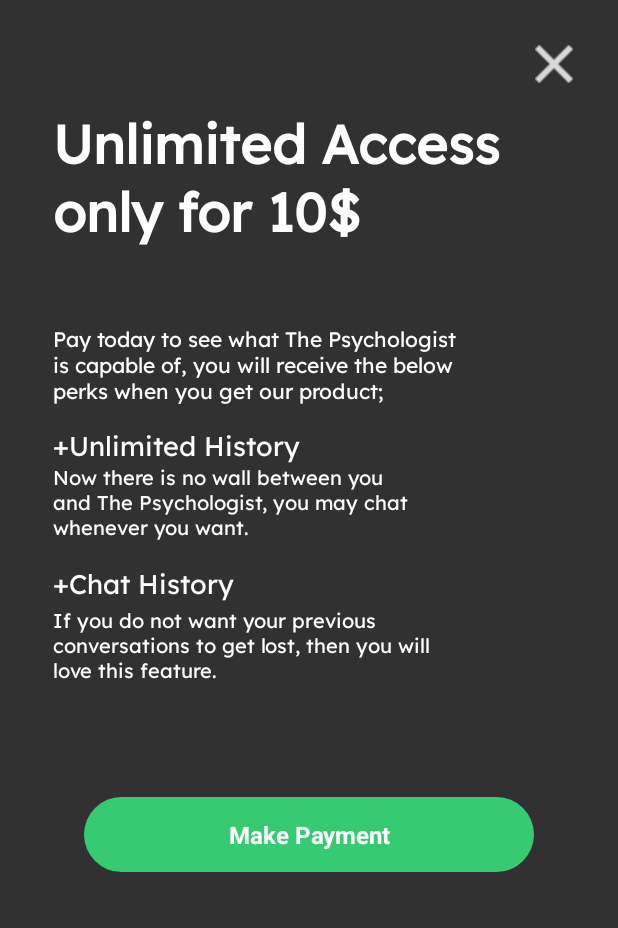
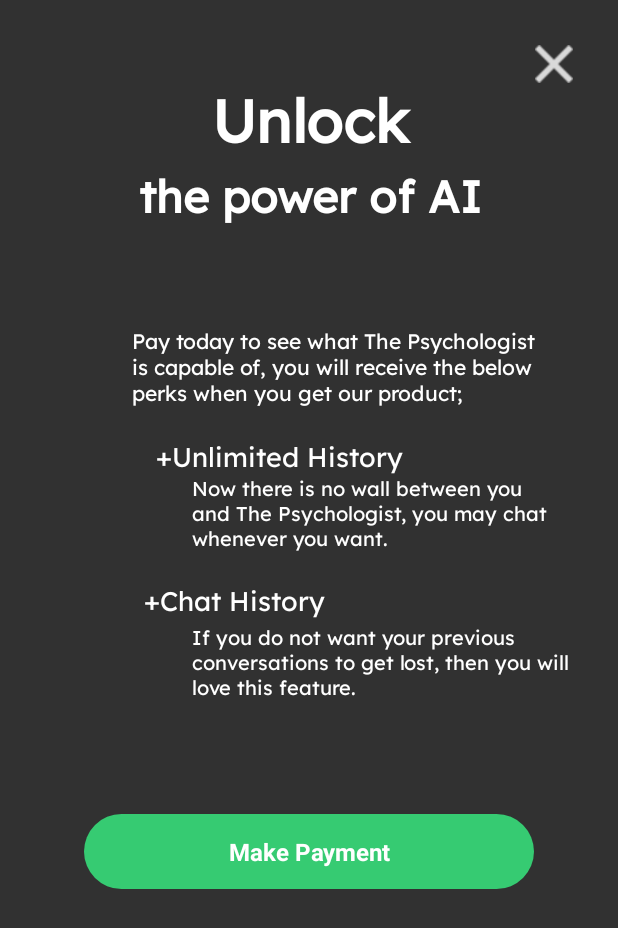
Before and after one commit to FatihUtkuKara/ThePsychologist, an Android app: the PayActivity screen opened directly, with no data from a screen before it, on a phone screen of 412 x 824 dp. Shown: the top 928 px of the screen. Run offline under Robolectric (Android 15) with nearby library versions, the phone set to English and light mode, and no system bars; libraries missing offline, so code that uses them is left out: com.android.billingclient.

Commit message:
add new icons for pay activity

```diff
--- a/app/src/main/AndroidManifest.xml
+++ b/app/src/main/AndroidManifest.xml
@@ -4,6 +4,8 @@
 
     <uses-permission android:name="android.permission.INTERNET" />
     <uses-permission android:name="android.permission.ACCESS_NETWORK_STATE" />
+    <uses-permission android:name="com.android.vending.BILLING" />
+
 
     <application
         android:allowBackup="true"
--- a/app/src/main/res/layout/activity_pay.xml
+++ b/app/src/main/res/layout/activity_pay.xml
@@ -8,11 +8,29 @@
     android:background="#313131">
 
     <TextView
+        android:id="@+id/textView4"
+        android:layout_width="348dp"
+        android:layout_height="wrap_content"
+        android:layout_marginStart="32dp"
+        android:layout_marginTop="4dp"
+        android:layout_marginEnd="31dp"
+        android:fontFamily="@font/lexend"
+        android:gravity="center"
+        android:text="the power of AI"
+        android:textColor="@color/white"
+        android:textColorLink="@color/white"
+        android:textSize="30sp"
+        android:textStyle="bold"
+        app:layout_constraintEnd_toEndOf="parent"
+        app:layout_constraintStart_toStartOf="parent"
+        app:layout_constraintTop_toBottomOf="@+id/textView" />
+
+    <TextView
         android:id="@+id/textView7"
         android:layout_width="251dp"
         android:layout_height="wrap_content"
-        android:layout_marginStart="35dp"
-        android:layout_marginTop="14dp"
+        android:layout_marginStart="104dp"
+        android:layout_marginTop="20dp"
         android:fontFamily="@font/lexend"
         android:text="+Unlimited History"
         android:textColor="@color/white"
@@ -25,7 +43,7 @@
         android:id="@+id/textView3"
         android:layout_width="251dp"
         android:layout_height="wrap_content"
-        android:layout_marginStart="35dp"
+        android:layout_marginStart="128dp"
         android:fontFamily="@font/lexend"
         android:text="Now there is no wall between you and The Psychologist, you may chat whenever you want."
         android:textColor="@color/white"
@@ -38,7 +56,7 @@
         android:id="@+id/textView5"
         android:layout_width="251dp"
         android:layout_height="wrap_content"
-        android:layout_marginStart="35dp"
+        android:layout_marginStart="128dp"
         android:layout_marginTop="3dp"
         android:fontFamily="@font/lexend"
         android:text="If you do not want your previous conversations to get lost, then you will love this feature."
@@ -52,8 +70,8 @@
         android:id="@+id/textView6"
         android:layout_width="251dp"
         android:layout_height="wrap_content"
-        android:layout_marginStart="35dp"
-        android:layout_marginTop="16dp"
+        android:layout_marginStart="96dp"
+        android:layout_marginTop="20dp"
         android:fontFamily="@font/lexend"
         android:text="+Chat History"
         android:textColor="@color/white"
@@ -66,14 +84,17 @@
         android:id="@+id/textView"
         android:layout_width="348dp"
         android:layout_height="wrap_content"
-        android:layout_marginStart="35dp"
-        android:layout_marginTop="70dp"
+        android:layout_marginStart="32dp"
+        android:layout_marginTop="52dp"
+        android:layout_marginEnd="31dp"
         android:fontFamily="@font/lexend"
-        android:text="Unlimited Access  only for 10$"
+        android:gravity="center"
+        android:text="Unlock"
         android:textColor="@color/white"
         android:textColorLink="@color/white"
-        android:textSize="36sp"
+        android:textSize="40sp"
         android:textStyle="bold"
+        app:layout_constraintEnd_toEndOf="parent"
         app:layout_constraintStart_toStartOf="parent"
         app:layout_constraintTop_toTopOf="parent" />
 
@@ -81,8 +102,8 @@
         android:id="@+id/textView2"
         android:layout_width="278dp"
         android:layout_height="wrap_content"
-        android:layout_marginStart="35dp"
-        android:layout_marginTop="52dp"
+        android:layout_marginStart="88dp"
+        android:layout_marginTop="112dp"
         android:fontFamily="@font/lexend"
         android:text="Pay today to see what The Psychologist is capable of, you will receive the below perks when you get our product;"
         android:textColor="@color/white"
```
Also changed, not shown: app/src/main/java/com/example/thepsychologist/PayActivity.kt (+91 -2 lines), app/src/main/res/drawable/gpt_white.png (added), app/src/main/res/drawable/history.png (added), app/src/main/res/drawable/infinity.png (added), app/src/main/res/drawable/lock.png (added).
